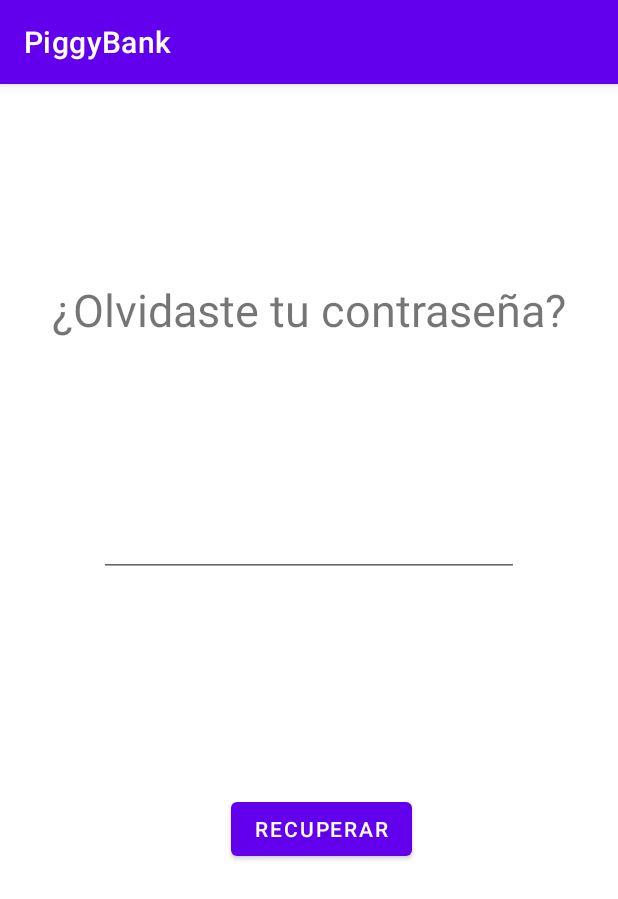
After one commit to itsmonicalara/PiggyBankV2, an Android app: the OlvideContrasena screen opened through its navigation route, on a phone screen of 412 x 824 dp. The commit adds this screen. Shown: the top 899 px of the screen. Run offline under Robolectric (Android 15) with nearby library versions, the phone set to English and light mode, and no system bars; our stand-ins replace Firebase (no records; nobody signed in at launch, a user with empty details on screens opened directly); Roboto replaces fonts that are not available here.

Commit message:
Se añade pantalla de recuperar clave

```diff
--- a/app/src/main/java/edu/itesm/piggybank/Login.kt
+++ b/app/src/main/java/edu/itesm/piggybank/Login.kt
@@ -35,6 +35,7 @@ class Login : Fragment() {
         // Inicializa objetos:
         auth = Firebase.auth
         iniciarSesionBoton.setOnClickListener {iniciarSesion()}
+        olvideContra.setOnClickListener { view?.findNavController()?.navigate(R.id.olvideContrasena3) }
     }
 
     fun iniciarSesion(){
--- /dev/null
+++ b/app/src/main/java/edu/itesm/piggybank/OlvideContrasena.kt
@@ -0,0 +1,35 @@
+package edu.itesm.piggybank
+
+import android.os.Bundle
+import androidx.fragment.app.Fragment
+import android.view.LayoutInflater
+import android.view.View
+import android.view.ViewGroup
+import android.widget.Toast
+import androidx.navigation.findNavController
+import com.google.firebase.auth.ktx.auth
+import com.google.firebase.ktx.Firebase
+import kotlinx.android.synthetic.main.fragment_login.*
+import kotlinx.android.synthetic.main.fragment_olvide_contrasena.*
+
+class OlvideContrasena : Fragment() {
+
+
+
+    override fun onCreateView(inflater: LayoutInflater, container: ViewGroup?,
+                              savedInstanceState: Bundle?): View? {
+        // Inflate the layout for this fragment
+        return inflater.inflate(R.layout.fragment_olvide_contrasena, container, false)
+    }
+
+    override fun onActivityCreated(savedInstanceState: Bundle?) {
+        super.onActivityCreated(savedInstanceState)
+
+        recuperar.setOnClickListener {
+            Toast.makeText(this.context,"Contraseña enviada al correo", Toast.LENGTH_LONG).show()
+        }
+
+    }
+
+
+}
--- a/app/src/main/res/layout/fragment_login.xml
+++ b/app/src/main/res/layout/fragment_login.xml
@@ -65,7 +65,7 @@
             app:layout_constraintVertical_bias="0.018" />
 
         <Button
-            android:id="@+id/button2"
+            android:id="@+id/olvideContra"
             style="@style/Widget.AppCompat.Button.Borderless"
             android:layout_width="wrap_content"
             android:layout_height="wrap_content"
--- /dev/null
+++ b/app/src/main/res/layout/fragment_olvide_contrasena.xml
@@ -0,0 +1,54 @@
+<?xml version="1.0" encoding="utf-8"?>
+<FrameLayout xmlns:android="http://schemas.android.com/apk/res/android"
+    xmlns:app="http://schemas.android.com/apk/res-auto"
+    xmlns:tools="http://schemas.android.com/tools"
+    android:layout_width="match_parent"
+    android:layout_height="match_parent"
+    tools:context=".OlvideContrasena">
+
+    <androidx.constraintlayout.widget.ConstraintLayout
+        android:id="@+id/constrain"
+        android:layout_width="match_parent"
+        android:layout_height="match_parent"
+        android:background="#0000">
+
+        <TextView
+            android:id="@+id/textoOlvidada"
+            android:layout_width="wrap_content"
+            android:layout_height="wrap_content"
+            android:text="¿Olvidaste tu contraseña?"
+            android:textSize="30sp"
+            app:layout_constraintBottom_toBottomOf="parent"
+            app:layout_constraintEnd_toEndOf="parent"
+            app:layout_constraintStart_toStartOf="parent"
+            app:layout_constraintTop_toTopOf="parent"
+            app:layout_constraintVertical_bias="0.179" />
+
+        <EditText
+            android:id="@+id/editTextTextEmailAddress"
+            android:layout_width="wrap_content"
+            android:layout_height="wrap_content"
+            android:ems="10"
+            android:inputType="textEmailAddress"
+            android:textSize="24sp"
+            app:layout_constraintBottom_toBottomOf="parent"
+            app:layout_constraintEnd_toEndOf="parent"
+            app:layout_constraintStart_toStartOf="parent"
+            app:layout_constraintTop_toBottomOf="@+id/textoOlvidada"
+            app:layout_constraintVertical_bias="0.192" />
+
+        <Button
+            android:id="@+id/recuperar"
+            android:layout_width="wrap_content"
+            android:layout_height="wrap_content"
+            android:layout_marginTop="144dp"
+            android:text="Recuperar"
+            app:layout_constraintBottom_toBottomOf="parent"
+            app:layout_constraintEnd_toEndOf="parent"
+            app:layout_constraintHorizontal_bias="0.529"
+            app:layout_constraintStart_toStartOf="parent"
+            app:layout_constraintTop_toBottomOf="@+id/editTextTextEmailAddress"
+            app:layout_constraintVertical_bias="0.0" />
+    </androidx.constraintlayout.widget.ConstraintLayout>
+
+</FrameLayout>
--- a/app/src/main/res/navigation/navigation.xml
+++ b/app/src/main/res/navigation/navigation.xml
@@ -79,5 +79,13 @@
         <action
             android:id="@+id/loginToFirst"
             app:destination="@id/firstFragment" />
+        <action
+            android:id="@+id/accionOlvideContrasena"
+            app:destination="@id/olvideContrasena3" />
     </fragment>
+    <fragment
+        android:id="@+id/olvideContrasena3"
+        android:name="edu.itesm.piggybank.OlvideContrasena"
+        android:label="fragment_olvide_contrasena"
+        tools:layout="@layout/fragment_olvide_contrasena" />
 </navigation>
```
